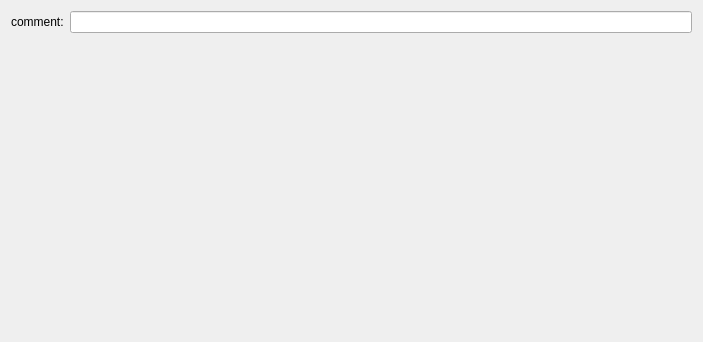
Old version of the form programm/commands/programmChanger/prgchangeform.ui in the repository graffiitt/Ckraken-robot.
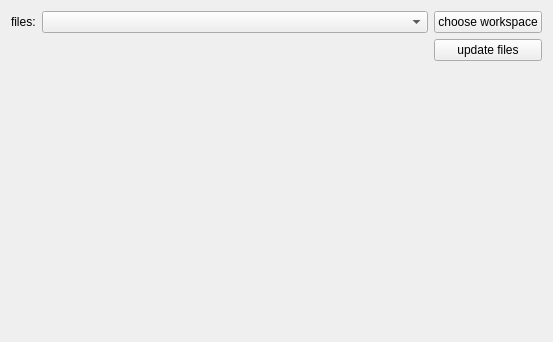
New version of the form. Icons and pictures are not drawn.

```diff
--- a/programm/commands/programmChanger/prgchangeform.ui
+++ b/programm/commands/programmChanger/prgchangeform.ui
@@ -6,7 +6,7 @@
    <rect>
     <x>0</x>
     <y>0</y>
-    <width>703</width>
+    <width>553</width>
     <height>342</height>
    </rect>
   </property>
@@ -21,17 +21,24 @@
    <bool>false</bool>
   </property>
   <layout class="QGridLayout" name="gridLayout">
-   <item row="0" column="0">
-    <widget class="QLabel" name="label">
-     <property name="text">
-      <string>comment:</string>
-     </property>
-    </widget>
-   </item>
    <item row="0" column="1">
-    <widget class="QLineEdit" name="lineEdit"/>
+    <widget class="QComboBox" name="filesBox">
+     <property name="sizePolicy">
+      <sizepolicy hsizetype="Expanding" vsizetype="Fixed">
+       <horstretch>0</horstretch>
+       <verstretch>0</verstretch>
+      </sizepolicy>
+     </property>
+    </widget>
    </item>
-   <item row="1" column="1">
+   <item row="0" column="2">
+    <widget class="QPushButton" name="changeWorkspaceButton">
+     <property name="text">
+      <string>choose workspace</string>
+     </property>
+    </widget>
+   </item>
+   <item row="3" column="2">
     <spacer name="verticalSpacer">
      <property name="orientation">
       <enum>Qt::Vertical</enum>
@@ -44,6 +51,26 @@
      </property>
     </spacer>
    </item>
+   <item row="0" column="0">
+    <widget class="QLabel" name="label">
+     <property name="sizePolicy">
+      <sizepolicy hsizetype="Preferred" vsizetype="Preferred">
+       <horstretch>0</horstretch>
+       <verstretch>0</verstretch>
+      </sizepolicy>
+     </property>
+     <property name="text">
+      <string>files:</string>
+     </property>
+    </widget>
+   </item>
+   <item row="2" column="2">
+    <widget class="QPushButton" name="updateFilesButton">
+     <property name="text">
+      <string>update files</string>
+     </property>
+    </widget>
+   </item>
   </layout>
   <action name="createFileAction">
    <property name="icon">
```
Left out of the diff: 18 changed lines with no effect on the pictures.
